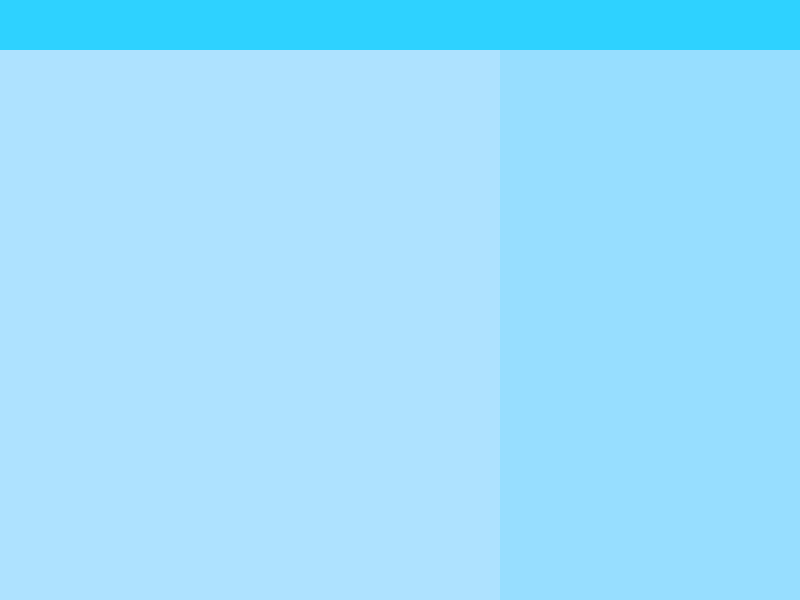
This is examples/memo.ui in Abbams/notepad as Qt 5 draws it before an edit. The edited form follows.
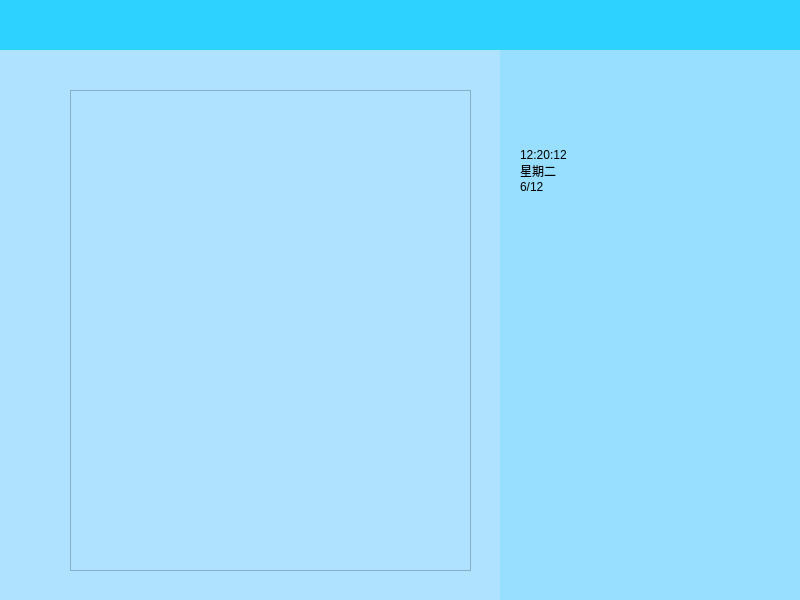
This is the edited form.

```diff
--- a/examples/memo.ui
+++ b/examples/memo.ui
@@ -56,6 +56,34 @@
      <property name="styleSheet">
       <string notr="true">background-color: rgb(151, 222, 255);</string>
      </property>
+     <widget class="QLabel" name="label">
+      <property name="geometry">
+       <rect>
+        <x>20</x>
+        <y>10</y>
+        <width>261</width>
+        <height>221</height>
+       </rect>
+      </property>
+      <property name="styleSheet">
+       <string notr="true">color:white;font:60px \&quot;Microsoft YaHei\&quot;,simhei;font-weight:regular;</string>
+      </property>
+      <property name="text">
+       <string>12:20:12
+星期二
+6/12</string>
+      </property>
+     </widget>
+    </widget>
+    <widget class="QListView" name="listView">
+     <property name="geometry">
+      <rect>
+       <x>70</x>
+       <y>40</y>
+       <width>401</width>
+       <height>481</height>
+      </rect>
+     </property>
     </widget>
    </widget>
    <widget class="QWidget" name="widget_appbar" native="true">
```
